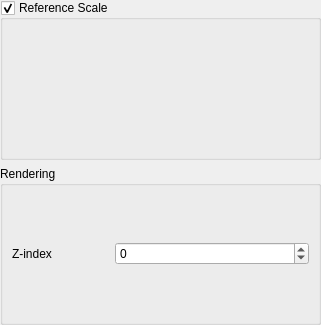
First picture: the form in src/ui/annotations/qgsannotationcommonpropertieswidgetbase.ui, repository qgis/QGIS, before the edit.
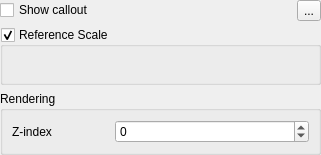
Second picture: the form after the edit. Custom widgets are drawn as their Qt base class.

Commit message:
[annotations] Add support for callouts to point text item
Allows creating of callout lines (or bubble callouts) which
link the text to a map location. To create a callout, users
select the text item and then drag out the central x node
to the desired callout end point.

Callout styles can be modified through the layer styling panel.

What changed in the file:
```diff
--- a/src/ui/annotations/qgsannotationcommonpropertieswidgetbase.ui
+++ b/src/ui/annotations/qgsannotationcommonpropertieswidgetbase.ui
@@ -7,7 +7,7 @@
     <x>0</x>
     <y>0</y>
     <width>321</width>
-    <height>325</height>
+    <height>155</height>
    </rect>
   </property>
   <property name="windowTitle">
@@ -26,29 +26,7 @@
    <property name="bottomMargin">
     <number>0</number>
    </property>
-   <item row="0" column="0">
-    <widget class="QGroupBox" name="mReferenceScaleGroup">
-     <property name="title">
-      <string>Reference Scale</string>
-     </property>
-     <property name="checkable">
-      <bool>true</bool>
-     </property>
-     <layout class="QVBoxLayout" name="verticalLayout">
-      <item>
-       <widget class="QgsScaleWidget" name="mReferenceScaleWidget" native="true">
-        <property name="focusPolicy">
-         <enum>Qt::StrongFocus</enum>
-        </property>
-        <property name="toolTip">
-         <string>Minimum scale, i.e. most &quot;zoomed out&quot;.</string>
-        </property>
-       </widget>
-      </item>
-     </layout>
-    </widget>
-   </item>
-   <item row="1" column="0">
+   <item row="5" column="0">
     <widget class="QGroupBox" name="groupBox">
      <property name="title">
       <string>Rendering</string>
@@ -74,6 +52,46 @@
      </layout>
     </widget>
    </item>
+   <item row="3" column="0">
+    <layout class="QHBoxLayout" name="horizontalLayout">
+     <item>
+      <widget class="QCheckBox" name="mCalloutCheckBox">
+       <property name="text">
+        <string>Show callout</string>
+       </property>
+      </widget>
+     </item>
+     <item>
+      <widget class="QToolButton" name="mCalloutPropertiesButton">
+       <property name="text">
+        <string>...</string>
+       </property>
+      </widget>
+     </item>
+    </layout>
+   </item>
+   <item row="4" column="0">
+    <widget class="QGroupBox" name="mReferenceScaleGroup">
+     <property name="title">
+      <string>Reference Scale</string>
+     </property>
+     <property name="checkable">
+      <bool>true</bool>
+     </property>
+     <layout class="QVBoxLayout" name="verticalLayout">
+      <item>
+       <widget class="QgsScaleWidget" name="mReferenceScaleWidget" native="true">
+        <property name="focusPolicy">
+         <enum>Qt::StrongFocus</enum>
+        </property>
+        <property name="toolTip">
+         <string>Minimum scale, i.e. most &quot;zoomed out&quot;.</string>
+        </property>
+       </widget>
+      </item>
+     </layout>
+    </widget>
+   </item>
   </layout>
  </widget>
  <customwidgets>
```
The commit also changes 17 other files.
